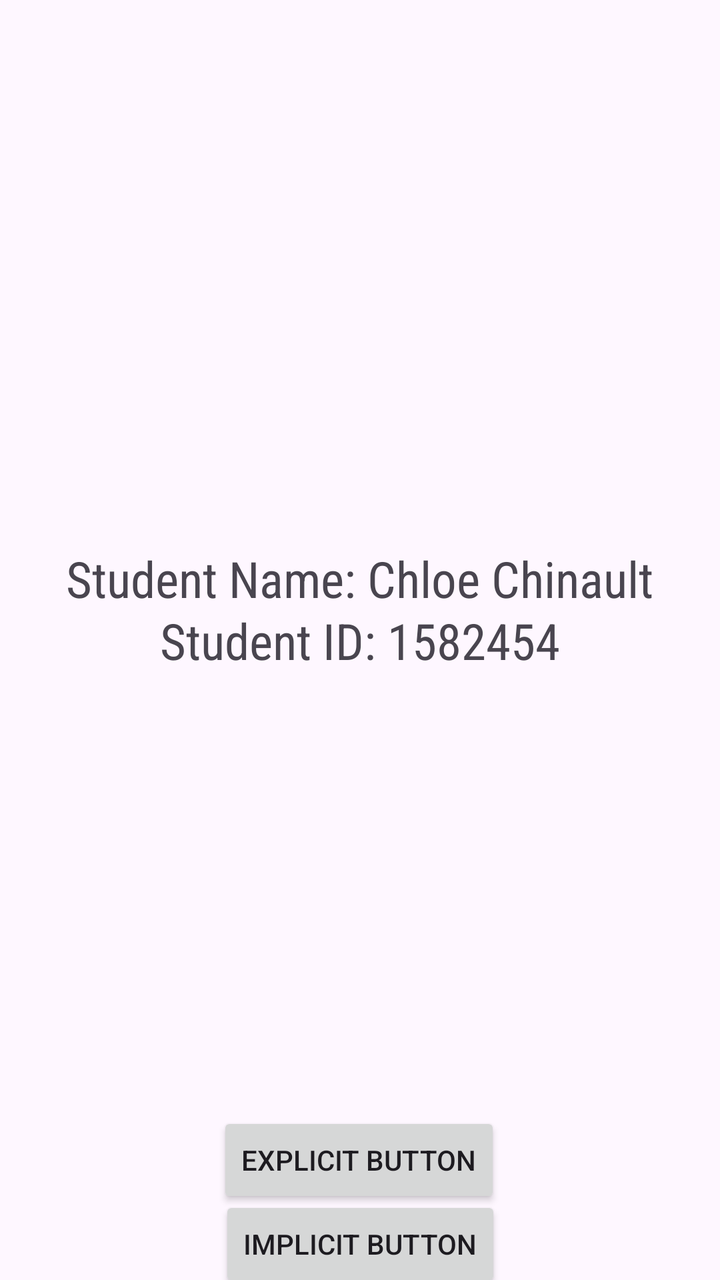
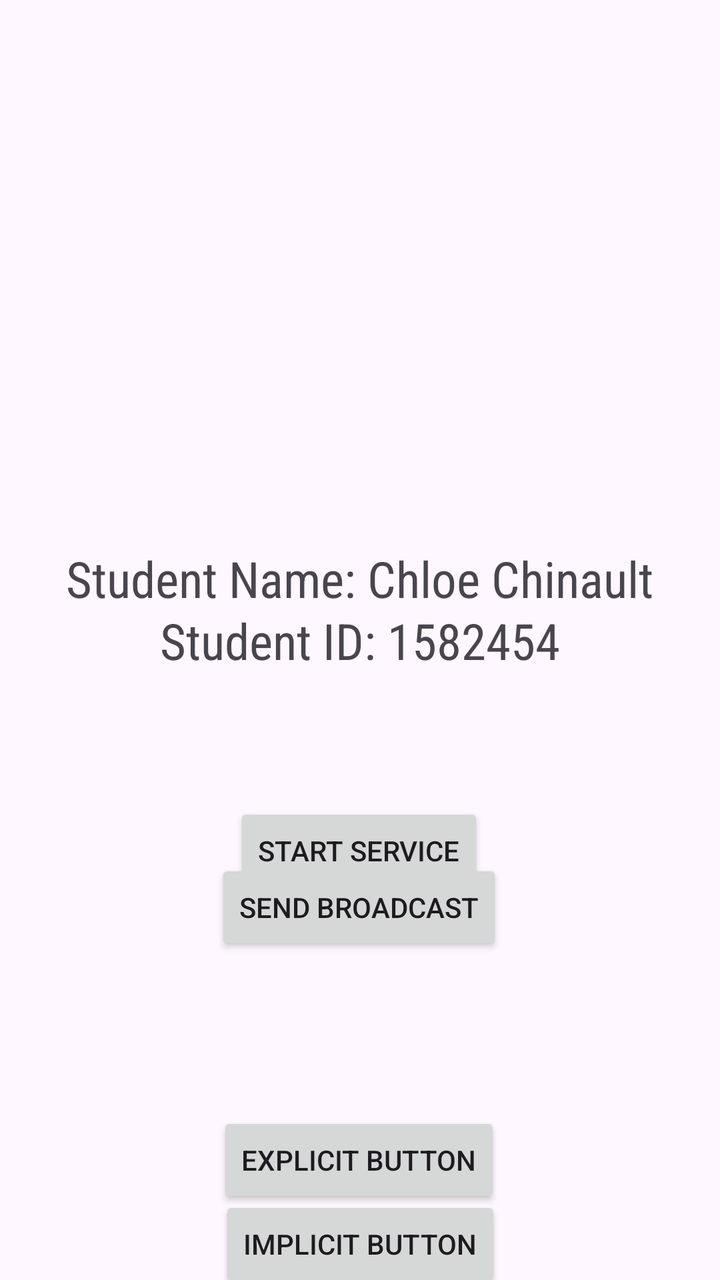

Screens rendered from an Android XML layout before and after an edit, with the pre-edit source and the edit as a unified diff.
<!-- AndroidManifest.xml: application theme Theme._712_Assignment2 -->
<!-- res/layout/activity_main.xml -->
<?xml version="1.0" encoding="utf-8"?>
<androidx.constraintlayout.widget.ConstraintLayout xmlns:android="http://schemas.android.com/apk/res/android"
    xmlns:app="http://schemas.android.com/apk/res-auto"
    xmlns:tools="http://schemas.android.com/tools"
    android:id="@+id/main"
    android:layout_width="match_parent"
    android:layout_height="match_parent"
    tools:context=".MainActivity">

    <TextView
        android:id="@+id/textView3"
        android:layout_width="wrap_content"
        android:layout_height="wrap_content"
        android:fontFamily="sans-serif-condensed"
        android:text="@string/student_id"
        android:textSize="25sp"
        app:layout_constraintBottom_toBottomOf="parent"
        app:layout_constraintEnd_toEndOf="parent"
        app:layout_constraintStart_toStartOf="parent"
        app:layout_constraintTop_toTopOf="parent" />

    <Button
        android:id="@+id/explicitButton"
        android:layout_width="wrap_content"
        android:layout_height="wrap_content"
        android:layout_marginTop="556dp"
        android:text="@string/button_text"
        app:layout_constraintEnd_toEndOf="parent"
        app:layout_constraintHorizontal_bias="0.498"
        app:layout_constraintStart_toStartOf="parent"
        app:layout_constraintTop_toTopOf="parent" />

    <TextView
        android:id="@+id/textView2"
        android:layout_width="wrap_content"
        android:layout_height="wrap_content"
        android:fontFamily="sans-serif-condensed"
        android:text="@string/student_name"
        android:textSize="25sp"
        app:layout_constraintBottom_toBottomOf="parent"
        app:layout_constraintEnd_toEndOf="parent"
        app:layout_constraintHorizontal_bias="0.498"
        app:layout_constraintStart_toStartOf="parent"
        app:layout_constraintTop_toTopOf="parent"
        app:layout_constraintVertical_bias="0.449" />

    <Button
        android:id="@+id/implicitButton"
        android:layout_width="wrap_content"
        android:layout_height="wrap_content"
        android:text="@string/implicit_text"
        app:layout_constraintBottom_toBottomOf="parent"
        app:layout_constraintEnd_toEndOf="parent"
        app:layout_constraintStart_toStartOf="parent"
        app:layout_constraintTop_toBottomOf="@+id/explicitButton" />

</androidx.constraintlayout.widget.ConstraintLayout>
<!-- resources referenced by this layout -->
<resources>
  <string name="button_text">Explicit button</string>
  <string name="implicit_text">Implicit button</string>
  <string name="student_id">Student ID: 1582454</string>
  <string name="student_name">Student Name: Chloe Chinault</string>
  <style name="Theme._712_Assignment2" parent="Base.Theme._712_Assignment2" />
  <style name="Base.Theme._712_Assignment2" parent="Theme.Material3.DayNight.NoActionBar">
          
          
      </style>
</resources>

<!-- the commit's change to res/layout/activity_main.xml (unified diff, before → after) -->
@@ -54,4 +54,28 @@
         app:layout_constraintStart_toStartOf="parent"
         app:layout_constraintTop_toBottomOf="@+id/explicitButton" />
 
+    <Button
+        android:id="@+id/startServiceButton"
+        android:layout_width="wrap_content"
+        android:layout_height="wrap_content"
+        android:text="@string/start_service_button"
+        app:layout_constraintBottom_toTopOf="@+id/explicitButton"
+        app:layout_constraintEnd_toEndOf="parent"
+        app:layout_constraintHorizontal_bias="0.498"
+        app:layout_constraintStart_toStartOf="parent"
+        app:layout_constraintTop_toBottomOf="@+id/textView3"
+        app:layout_constraintVertical_bias="0.376" />
+
+    <Button
+        android:id="@+id/sendBroadcastBtn"
+        android:layout_width="wrap_content"
+        android:layout_height="wrap_content"
+        android:text="@string/send_broadcast"
+        app:layout_constraintBottom_toBottomOf="parent"
+        app:layout_constraintEnd_toEndOf="parent"
+        app:layout_constraintHorizontal_bias="0.498"
+        app:layout_constraintStart_toStartOf="parent"
+        app:layout_constraintTop_toBottomOf="@+id/textView3"
+        app:layout_constraintVertical_bias="0.363" />
+
 </androidx.constraintlayout.widget.ConstraintLayout>
<!-- resource entries referenced after the edit -->
@@ -2,6 +2,8 @@
 <resources>
   <string name="button_text">Explicit button</string>
   <string name="implicit_text">Implicit button</string>
+  <string name="send_broadcast">Send Broadcast</string>
+  <string name="start_service_button">Start Service</string>
   <string name="student_id">Student ID: 1582454</string>
   <string name="student_name">Student Name: Chloe Chinault</string>
   <style name="Theme._712_Assignment2" parent="Base.Theme._712_Assignment2" />
